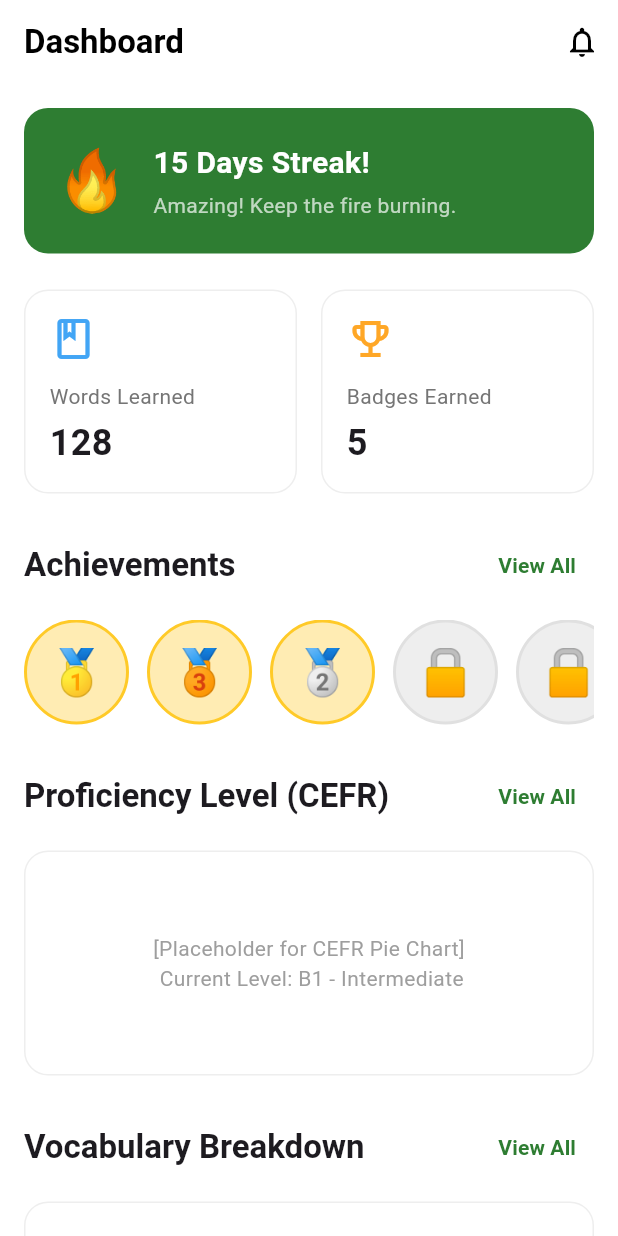
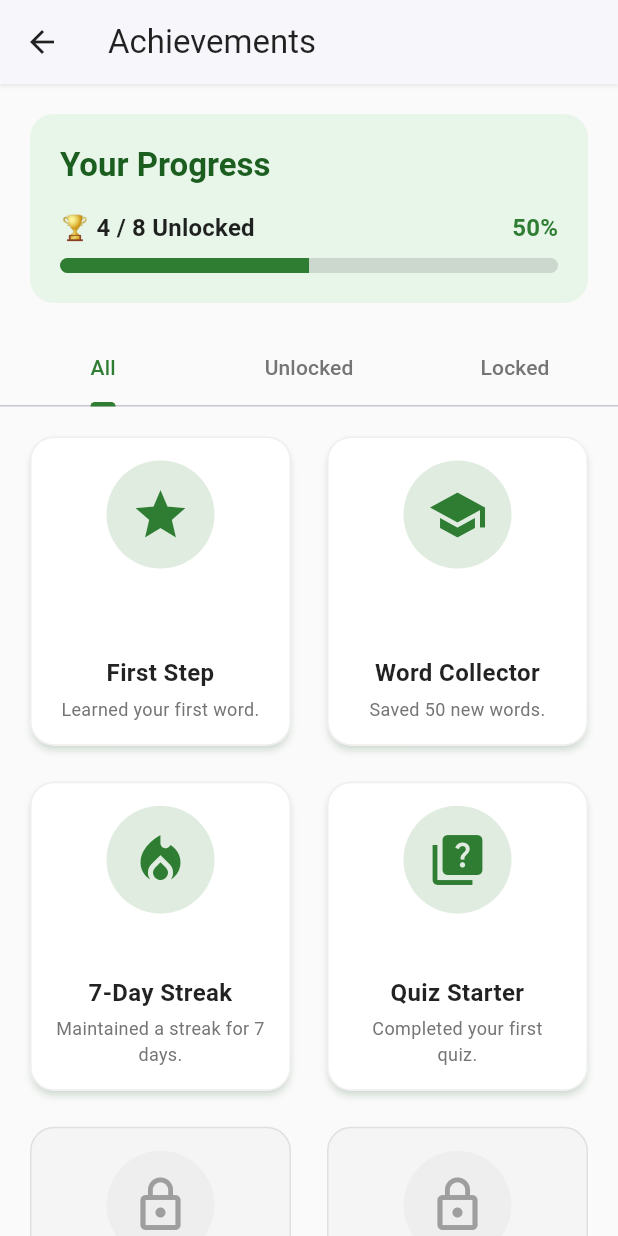
Before and after one commit to TranDucNam17/Magic-English-App, a Flutter app: the DashboardPage screen opened directly, after a tap on "View All", on a phone screen of 412 x 824 dp. Run offline on Flutter 3.47's test engine with Material 3 defaults, Android fonts, the phone set to English and light mode, and no system bars.

Commit message:
update dashboard, create achievement ui 50%, create notification ui 50%, update streak ui 50%

```diff
--- /dev/null
+++ b/lib/features/achievements/models/achievement_model.dart
@@ -0,0 +1,17 @@
+// lib/features/achievements/models/achievement_model.dart
+
+import 'package:flutter/material.dart';
+
+class Achievement {
+  final IconData iconData;
+  final String title;
+  final String description;
+  final bool isUnlocked;
+
+  Achievement({
+    required this.iconData,
+    required this.title,
+    required this.description,
+    this.isUnlocked = false,
+  });
+}
--- /dev/null
+++ b/lib/features/achievements/presentation/pages/achievements_page.dart
@@ -0,0 +1,231 @@
+// lib/features/achievements/presentation/pages/achievements_page.dart
+
+import 'package:flutter/material.dart';
+import 'package:btlmagicenglish/features/achievements/models/achievement_model.dart';
+import 'package:btlmagicenglish/features/achievements/presentation/widgets/achievement_badge_item.dart';// Model giả lập
+
+class AchievementsPage extends StatefulWidget {
+  const AchievementsPage({super.key});
+
+  @override
+  State<AchievementsPage> createState() => _AchievementsPageState();
+}
+
+class _AchievementsPageState extends State<AchievementsPage>
+    with SingleTickerProviderStateMixin {
+  late final TabController _tabController;
+
+  // Dữ liệu giả, sau này sẽ được cung cấp bởi ViewModel/Bloc
+  final List<Achievement> _allAchievements = [
+    Achievement(
+        iconData: Icons.star,
+        title: 'First Step',
+        description: 'Learned your first word.',
+        isUnlocked: true),
+    Achievement(
+        iconData: Icons.school,
+        title: 'Word Collector',
+        description: 'Saved 50 new words.',
+        isUnlocked: true),
+    Achievement(
+        iconData: Icons.local_fire_department,
+        title: '7-Day Streak',
+        description: 'Maintained a streak for 7 days.',
+        isUnlocked: true),
+    Achievement(
+        iconData: Icons.quiz,
+        title: 'Quiz Starter',
+        description: 'Completed your first quiz.',
+        isUnlocked: true),
+    Achievement(
+        iconData: Icons.auto_stories,
+        title: 'Bookworm',
+        description: 'Learned 100 words.',
+        isUnlocked: false),
+    Achievement(
+        iconData: Icons.workspace_premium,
+        title: 'Streak Hero',
+        description: 'Maintained a 30-day streak.',
+        isUnlocked: false),
+    Achievement(
+        iconData: Icons.verified,
+        title: 'Grammar Guru',
+        description: 'Fixed 50 grammar mistakes.',
+        isUnlocked: false),
+    Achievement(
+        iconData: Icons.military_tech,
+        title: 'Top Student',
+        description: 'Achieved a perfect score in a quiz.',
+        isUnlocked: false),
+  ];
+
+  @override
+  void initState() {
+    super.initState();
+    _tabController = TabController(length: 3, vsync: this);
+  }
+
+  @override
+  void dispose() {
+    _tabController.dispose();
+    super.dispose();
+  }
+
+  @override
+  Widget build(BuildContext context) {
+    final unlockedCount = _allAchievements.where((a) => a.isUnlocked).length;
+    final totalCount = _allAchievements.length;
+
+    return Scaffold(
+      appBar: AppBar(
+        title: const Text('Achievements'),
+        backgroundColor: Colors.white,
+        foregroundColor: Colors.black87,
+        elevation: 1,
+        shadowColor: Colors.grey.withOpacity(0.2),
+      ),
+      backgroundColor: Colors.grey[50],
+      body: NestedScrollView(
+        headerSliverBuilder: (context, innerBoxIsScrolled) {
+          return [
+            SliverToBoxAdapter(child: _buildOverviewCard(unlockedCount, totalCount)),
+            SliverPersistentHeader(
+              delegate: _SliverTabBarDelegate(
+                TabBar(
+                  controller: _tabController,
+                  labelColor: const Color(0xFF2E7D32),
+                  unselectedLabelColor: Colors.grey.shade600,
+                  indicatorColor: const Color(0xFF2E7D32),
+                  indicatorWeight: 3.0,
+                  tabs: const [
+                    Tab(text: 'All'),
+                    Tab(text: 'Unlocked'),
+                    Tab(text: 'Locked'),
+                  ],
+                ),
+              ),
+              pinned: true,
+            ),
+          ];
+        },
+        body: TabBarView(
+          controller: _tabController,
+          children: [
+            _buildAchievementsGrid(_allAchievements), // All
+            _buildAchievementsGrid(_allAchievements.where((a) => a.isUnlocked).toList()), // Unlocked
+            _buildAchievementsGrid(_allAchievements.where((a) => !a.isUnlocked).toList()), // Locked
+          ],
+        ),
+      ),
+    );
+  }
+
+  Widget _buildOverviewCard(int unlocked, int total) {
+    double progress = total > 0 ? unlocked / total : 0;
+    return Padding(
+      padding: const EdgeInsets.all(16.0),
+      child: Card(
+        elevation: 0,
+        color: const Color(0xFFE8F5E9), // Light green background
+        shape: RoundedRectangleBorder(borderRadius: BorderRadius.circular(16)),
+        child: Padding(
+          padding: const EdgeInsets.all(20.0),
+          child: Column(
+            crossAxisAlignment: CrossAxisAlignment.start,
+            children: [
+              Text(
+                'Your Progress',
+                style: Theme.of(context).textTheme.titleLarge?.copyWith(
+                  fontWeight: FontWeight.bold,
+                  color: const Color(0xFF1B5E20),
+                ),
+              ),
+              const SizedBox(height: 16),
+              Row(
+                mainAxisAlignment: MainAxisAlignment.spaceBetween,
+                children: [
+                  Text(
+                    '🏆 $unlocked / $total Unlocked',
+                    style: Theme.of(context).textTheme.titleMedium?.copyWith(
+                      fontWeight: FontWeight.w600,
+                      color: Colors.black87,
+                    ),
+                  ),
+                  Text(
+                    '${(progress * 100).toStringAsFixed(0)}%',
+                    style: Theme.of(context).textTheme.titleMedium?.copyWith(
+                      fontWeight: FontWeight.bold,
+                      color: const Color(0xFF2E7D32),
+                    ),
+                  ),
+                ],
+              ),
+              const SizedBox(height: 8),
+              ClipRRect(
+                borderRadius: BorderRadius.circular(10),
+                child: LinearProgressIndicator(
+                  value: progress,
+                  minHeight: 10,
+                  backgroundColor: Colors.black12,
+                  valueColor: const AlwaysStoppedAnimation<Color>(Color(0xFF2E7D32)),
+                ),
+              ),
+            ],
+          ),
+        ),
+      ),
+    );
+  }
+
+  Widget _buildAchievementsGrid(List<Achievement> achievements) {
+    if (achievements.isEmpty) {
+      return const Center(child: Text("No achievements in this category yet."));
+    }
+    return GridView.builder(
+      padding: const EdgeInsets.all(16.0),
+      gridDelegate: const SliverGridDelegateWithFixedCrossAxisCount(
+        crossAxisCount: 2,
+        crossAxisSpacing: 16,
+        mainAxisSpacing: 16,
+        childAspectRatio: 0.85,
+      ),
+      itemCount: achievements.length,
+      itemBuilder: (context, index) {
+        final achievement = achievements[index];
+        return AchievementBadgeItem(
+          achievement: achievement,
+          onTap: () {
+            print('Tapped on: ${achievement.title}');
+            // TODO: Navigate to achievement detail screen or show a dialog
+          },
+        );
+      },
+    );
+  }
+}
+
+// Helper class to make TabBar pinnable in NestedScrollView
+class _SliverTabBarDelegate extends SliverPersistentHeaderDelegate {
+  _SliverTabBarDelegate(this._tabBar);
+
+  final TabBar _tabBar;
+
+  @override
+  double get minExtent => _tabBar.preferredSize.height;
+  @override
+  double get maxExtent => _tabBar.preferredSize.height;
+
+  @override
+  Widget build(
+      BuildContext context, double shrinkOffset, bool overlapsContent) {
+    return Container(
+      color: Colors.grey[50], // Match scaffold background
+      child: _tabBar,
+    );
+  }
+
+  @override
+  bool shouldRebuild(_SliverTabBarDelegate oldDelegate) {
+    return false;
+  }
+}
--- /dev/null
+++ b/lib/features/achievements/presentation/widgets/achievement_badge_item.dart
@@ -0,0 +1,85 @@
+// lib/features/achievements/presentation/widgets/achievement_badge_item.dart
+
+import 'package:flutter/material.dart';
+import 'package:btlmagicenglish/features/achievements/models/achievement_model.dart';
+
+class AchievementBadgeItem extends StatelessWidget {
+  final Achievement achievement;
+  final VoidCallback onTap;
+
+  const AchievementBadgeItem({
+    super.key,
+    required this.achievement,
+    required this.onTap,
+  });
+
+  @override
+  Widget build(BuildContext context) {
+    final bool isUnlocked = achievement.isUnlocked;
+    final color = isUnlocked ? const Color(0xFF2E7D32) : Colors.grey.shade500;
+    final bgColor = isUnlocked ? Colors.white : Colors.grey.shade100;
+
+    return InkWell(
+      onTap: onTap,
+      borderRadius: BorderRadius.circular(16),
+      child: Card(
+        elevation: isUnlocked ? 2.0 : 0.0,
+        shadowColor: isUnlocked ? color.withOpacity(0.3) : Colors.transparent,
+        color: bgColor,
+        shape: RoundedRectangleBorder(
+          borderRadius: BorderRadius.circular(16),
+          side: BorderSide(
+            color: isUnlocked ? Colors.grey.shade200 : Colors.grey.shade300,
+            width: 1,
+          ),
+        ),
+        child: Padding(
+          padding: const EdgeInsets.all(16.0),
+          child: Column(
+            mainAxisAlignment: MainAxisAlignment.center,
+            children: [
+              // Icon Badge
+              Container(
+                padding: const EdgeInsets.all(16),
+                decoration: BoxDecoration(
+                  shape: BoxShape.circle,
+                  color: isUnlocked ? color.withOpacity(0.15) : Colors.grey.shade200,
+                ),
+                child: Icon(
+                  isUnlocked ? achievement.iconData : Icons.lock_outline,
+                  size: 40,
+                  color: color,
+                ),
+              ),
+              const Spacer(),
+              // Title
+              Text(
+                achievement.title,
+                textAlign: TextAlign.center,
+                style: TextStyle(
+                  fontSize: 16,
+                  fontWeight: FontWeight.bold,
+                  color: isUnlocked ? Colors.black87 : Colors.grey.shade700,
+                ),
+                maxLines: 1,
+                overflow: TextOverflow.ellipsis,
+              ),
+              const SizedBox(height: 4),
+              // Description
+              Text(
+                achievement.description,
+                textAlign: TextAlign.center,
+                style: TextStyle(
+                  fontSize: 12,
+                  color: Colors.grey.shade600,
+                ),
+                maxLines: 2,
+                overflow: TextOverflow.ellipsis,
+              ),
+            ],
+          ),
+        ),
+      ),
+    );
+  }
+}
--- a/lib/features/dashboard/presentation/pages/dashboard_page.dart
+++ b/lib/features/dashboard/presentation/pages/dashboard_page.dart
@@ -1,23 +1,48 @@
 // lib/features/dashboard/presentation/pages/dashboard_page.dart
 
 import 'package:flutter/material.dart';
-// 1. THÊM IMPORT ĐẾN DAILY_STREAK_PAGE
-import 'package:btlmagicenglish/features/dashboard/presentation/pages/daily_streak_page.dart'; // <-- Thay 'magic_english' bằng tên project của bạn
+// 1. IMPORT CÁC PAGE CẦN THIẾT
+import 'package:btlmagicenglish/features/dashboard/presentation/pages/daily_streak_page.dart';
+import 'package:btlmagicenglish/features/achievements/presentation/pages/achievements_page.dart';
+import 'package:btlmagicenglish/features/notifications/presentation/pages/notifications_page.dart'; // <-- THÊM DÒNG NÀY
 
-import '../widgets/achievements_preview.dart';
+import '../../../achievements/presentation/widgets/achievements_preview.dart';
 import '../widgets/cefr_chart_preview.dart';
 import '../widgets/stats_card.dart';
 import '../widgets/streak_card.dart';
 import '../widgets/word_type_chart_preview.dart';
 
+
 class DashboardPage extends StatelessWidget {
   const DashboardPage({super.key});
 
+  void _navigateToDailyStreak(BuildContext context) {
+    Navigator.of(context).push(
+      MaterialPageRoute(
+        builder: (context) => const DailyStreakPage(),
+      ),
+    );
+  }
+
+  void _navigateToAchievements(BuildContext context) {
+    Navigator.of(context).push(
+      MaterialPageRoute(
+        builder: (context) => const AchievementsPage(),
+      ),
+    );
+  }
+
+  // 2. TẠO HÀM ĐIỀU HƯỚNG RIÊNG CHO NOTIFICATIONS
+  void _navigateToNotifications(BuildContext context) {
+    Navigator.of(context).push(
+      MaterialPageRoute(
+        builder: (context) => const NotificationsPage(),
+      ),
+    );
+  }
+
   @override
   Widget build(BuildContext context) {
-    // ViewModel/Bloc/Provider sẽ được inject ở đây sau này
-    final textTheme = Theme.of(context).textTheme;
-
     return Scaffold(
       appBar: AppBar(
         title: const Text('Dashboard', style: TextStyle(fontWeight: FontWeight.bold)),
@@ -25,12 +50,10 @@ class DashboardPage extends StatelessWidget {
         foregroundColor: Colors.black,
         elevation: 0,
         actions: [
+          // 3. CẬP NHẬT LOGIC onPressed CHO ICONBUTTON
           IconButton(
             icon: const Icon(Icons.notifications_outlined),
-            onPressed: () {
-              // TODO: Navigate to Notifications screen
-              print("Navigate to Notifications");
-            },
+            onPressed: () => _navigateToNotifications(context), // <-- THAY ĐỔI TẠI ĐÂY
           ),
         ],
       ),
@@ -41,17 +64,9 @@ class DashboardPage extends StatelessWidget {
           child: Column(
             crossAxisAlignment: CrossAxisAlignment.start,
             children: [
-              // 2. CẬP NHẬT LOGIC onTap TẠI ĐÂY
               StreakCard(
                 streakDays: 15,
-                onTap: () {
-                  // Sử dụng Navigator.push để mở màn hình mới
-                  Navigator.of(context).push(
-                    MaterialPageRoute(
-                      builder: (context) => const DailyStreakPage(),
-                    ),
-                  );
-                },
+                onTap: () => _navigateToDailyStreak(context),
               ),
               const SizedBox(height: 24),
 
@@ -81,15 +96,17 @@ class DashboardPage extends StatelessWidget {
               ),
               const SizedBox(height: 24),
 
-              // 3. Achievements Section
-              _buildSectionTitle(context, 'Achievements', () => print("View All Achievements")),
+              _buildSectionTitle(
+                  context,
+                  'Achievements',
+                      () => _navigateToAchievements(context)
+              ),
               const SizedBox(height: 12),
               AchievementsPreview(
-                onTap: () => print("Achievements Preview Tapped"),
+                onTap: () => _navigateToAchievements(context),
               ),
               const SizedBox(height: 24),
 
-              // 4. CEFR Chart
               _buildSectionTitle(context, 'Proficiency Level (CEFR)', () => print("View CEFR Details")),
               const SizedBox(height: 12),
               CefrChartPreview(
@@ -97,7 +114,6 @@ class DashboardPage extends StatelessWidget {
               ),
               const SizedBox(height: 24),
 
-              // 5. Word-type Chart
               _buildSectionTitle(context, 'Vocabulary Breakdown', () => print("View Vocab Details")),
               const SizedBox(height: 12),
               WordTypeChartPreview(
@@ -110,7 +126,6 @@ class DashboardPage extends StatelessWidget {
     );
   }
 
-  // Helper widget cho các tiêu đề section
   Widget _buildSectionTitle(BuildContext context, String title, VoidCallback onViewAll) {
     return Row(
       mainAxisAlignment: MainAxisAlignment.spaceBetween,
```
Also changed, not shown: lib/features/notifications/models/notification_model.dart (added, +19 -0 lines), lib/features/notifications/presentation/pages/notifications_page.dart (added, +108 -0 lines), lib/features/notifications/presentation/widgets/notification_item.dart (added, +97 -0 lines), lib/features/notifications/presentation/widgets/notifications_empty_view.dart (added, +40 -0 lines), lib/features/achievements/presentation/widgets/achievements_preview.dart (renamed from lib/features/dashboard/presentation/widgets/achievements_preview.dart), lib/features/dashboard/presentation/pages/achievements_page.dart (deleted).
